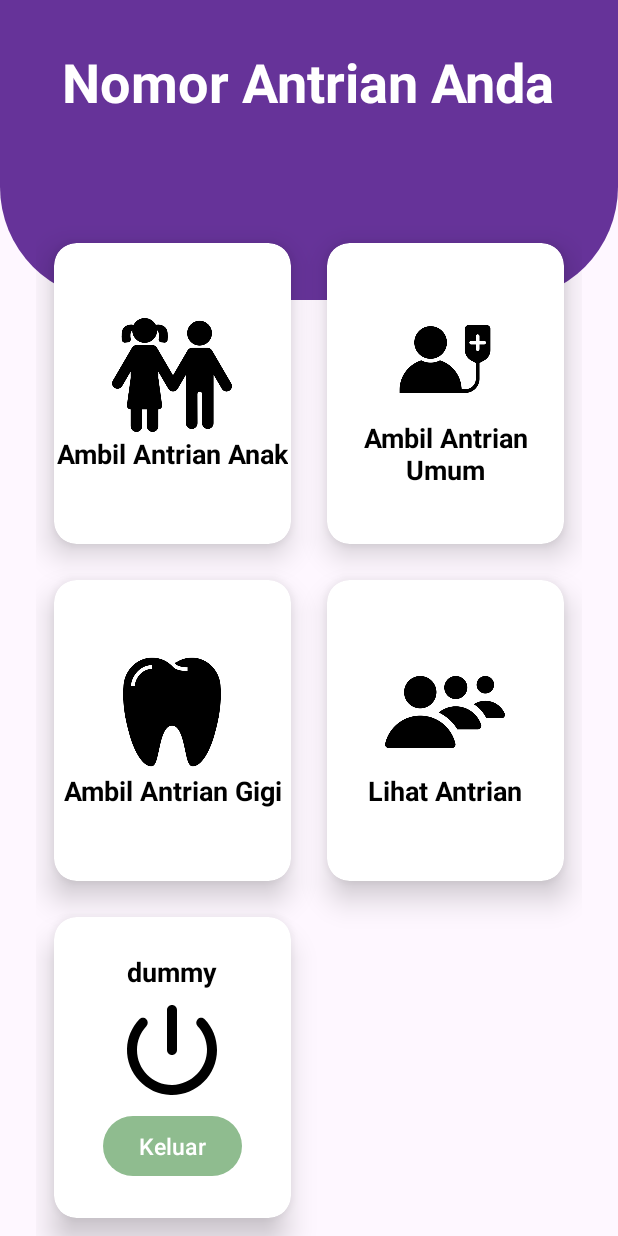
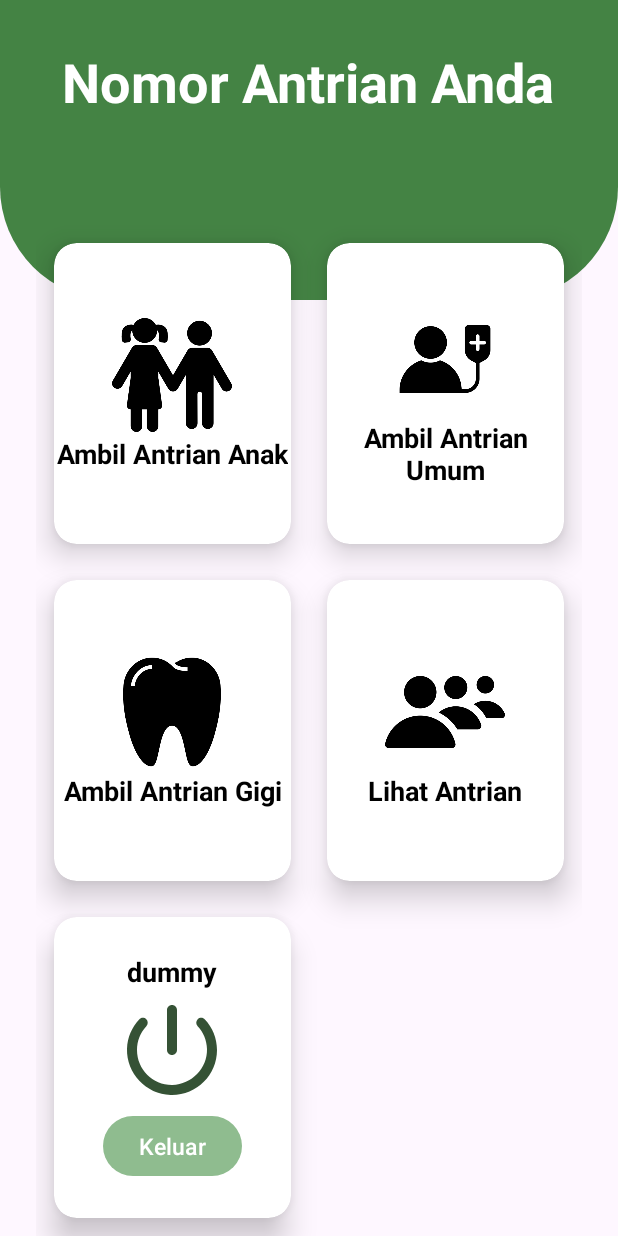
Before and after one commit to Ishmhar/AntrianPuskesmas, an Android app: the MainActivity screen opened directly, with no data from a screen before it, on a phone screen of 412 x 824 dp. Run offline under Robolectric (Android 15) with nearby library versions, the phone set to English and light mode, and no system bars; our stand-ins replace Firebase (no records; nobody signed in at launch, a user with empty details on screens opened directly).

Commit message:
Add new asset resources and styles

```diff
--- a/app/src/main/res/drawable/bg_view.xml
+++ b/app/src/main/res/drawable/bg_view.xml
@@ -5,6 +5,6 @@
         android:bottomRightRadius="75dp"
         android:bottomLeftRadius="75dp" />
     <solid
-        android:color="@color/Purple" />
+        android:color="@color/primary_variant" />
 
 </shape>
--- a/app/src/main/res/drawable/round_power_settings_new_24.xml
+++ b/app/src/main/res/drawable/round_power_settings_new_24.xml
@@ -1,5 +1,10 @@
-<vector android:height="24dp" android:tint="#000000"
-    android:viewportHeight="24" android:viewportWidth="24"
-    android:width="24dp" xmlns:android="http://schemas.android.com/apk/res/android">
-    <path android:fillColor="@android:color/white" android:pathData="M12,3c-0.55,0 -1,0.45 -1,1v8c0,0.55 0.45,1 1,1s1,-0.45 1,-1L13,4c0,-0.55 -0.45,-1 -1,-1zM17.14,5.86c-0.39,0.39 -0.38,1 -0.01,1.39 1.13,1.2 1.83,2.8 1.87,4.57 0.09,3.83 -3.08,7.13 -6.91,7.17C8.18,19.05 5,15.9 5,12c0,-1.84 0.71,-3.51 1.87,-4.76 0.37,-0.39 0.37,-1 -0.01,-1.38 -0.4,-0.4 -1.05,-0.39 -1.43,0.02C3.98,7.42 3.07,9.47 3,11.74c-0.14,4.88 3.83,9.1 8.71,9.25 5.1,0.16 9.29,-3.93 9.29,-9 0,-2.37 -0.92,-4.51 -2.42,-6.11 -0.38,-0.41 -1.04,-0.42 -1.44,-0.02z"/>
+<vector xmlns:android="http://schemas.android.com/apk/res/android"
+    android:width="24dp"
+    android:height="24dp"
+    android:tint="@color/primary_dark"
+    android:viewportWidth="24"
+    android:viewportHeight="24">
+    <path
+        android:fillColor="@android:color/white"
+        android:pathData="M12,3c-0.55,0 -1,0.45 -1,1v8c0,0.55 0.45,1 1,1s1,-0.45 1,-1L13,4c0,-0.55 -0.45,-1 -1,-1zM17.14,5.86c-0.39,0.39 -0.38,1 -0.01,1.39 1.13,1.2 1.83,2.8 1.87,4.57 0.09,3.83 -3.08,7.13 -6.91,7.17C8.18,19.05 5,15.9 5,12c0,-1.84 0.71,-3.51 1.87,-4.76 0.37,-0.39 0.37,-1 -0.01,-1.38 -0.4,-0.4 -1.05,-0.39 -1.43,0.02C3.98,7.42 3.07,9.47 3,11.74c-0.14,4.88 3.83,9.1 8.71,9.25 5.1,0.16 9.29,-3.93 9.29,-9 0,-2.37 -0.92,-4.51 -2.42,-6.11 -0.38,-0.41 -1.04,-0.42 -1.44,-0.02z" />
 </vector>
--- a/app/src/main/res/values/colors.xml
+++ b/app/src/main/res/values/colors.xml
@@ -5,6 +5,8 @@
     <color name="Purple"> #663399</color>
     <color name="red">#EA0C0C</color>
     <color name="primary_dark">#355235</color>
+    <color name="primary_variant">#448344</color>
     <color name="my_light_primary">#8FBC8F</color>
     <color name="my_dark_primary">@color/my_light_primary</color>
+    <color name="background">#E6EEF1</color>
 </resources>
```
Also changed, not shown: app/src/main/res/values/strings.xml (+7 -0 lines), app/src/main/res/values/styles.xml (+26 -0 lines), app/src/main/res/drawable/child_queue.png (added), app/src/main/res/drawable/dental_queue.png (added), app/src/main/res/drawable/general_queue.png (added), app/src/main/res/drawable/my_queue.png (added), app/src/main/res/drawable/show_queue.png (added).
